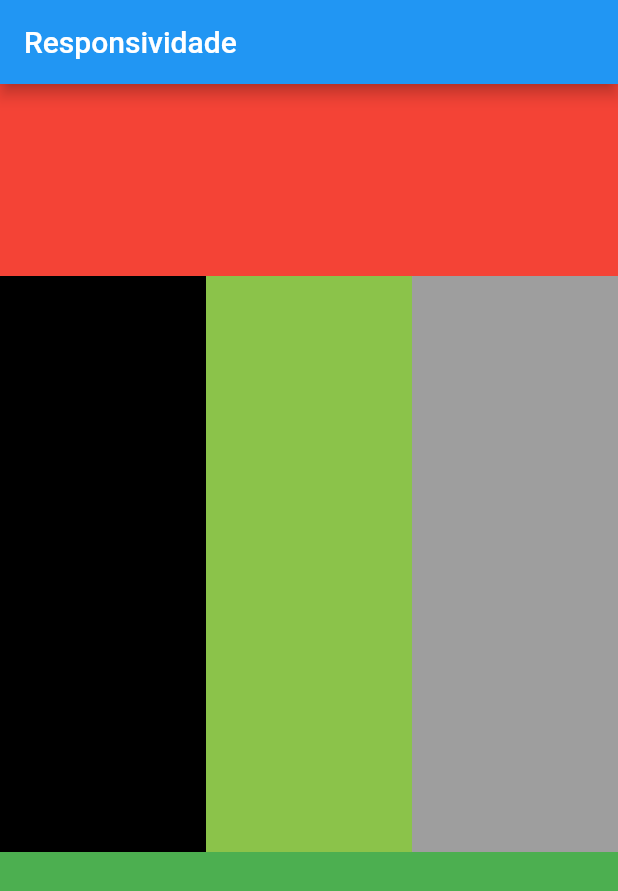
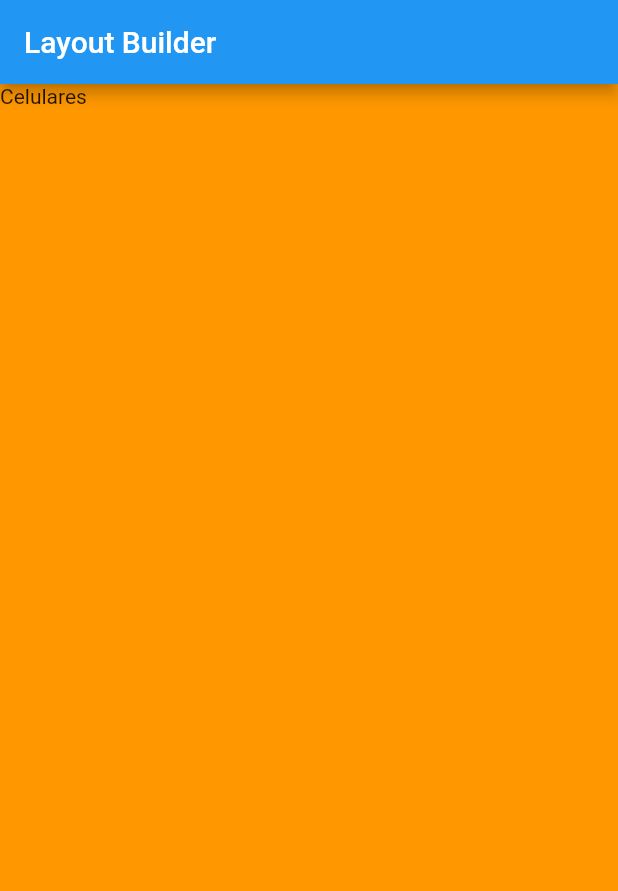
Before and after one commit to davif10/flutter_web-flutter-dart, a Flutter app: the screen it shows after launch, on a phone screen of 412 x 824 dp. Shown: the top 891 px of the screen. Run offline on Flutter 3.47's test engine with Material 2 defaults, Android fonts, the phone set to English and light mode, and no system bars.

Commit message:
-Utilizando responsividade com Widget Wrap, OrientationBuilder e LayoutBuilder.

```diff
--- a/flutter_web_aula/lib/main.dart
+++ b/flutter_web_aula/lib/main.dart
@@ -1,10 +1,11 @@
 import 'package:flutter/material.dart';
-import 'package:flutter_web_aula/responsividade_row_col.dart';
+
+import 'package:flutter_web_aula/regras_layout.dart';
 
 void main() {
   runApp(MaterialApp(
     title: "Flutter web",
     debugShowCheckedModeBanner: false,
-    home: ResponsividadeRowCol(),
+    home: RegrasLayout(),
   ));
 }
--- /dev/null
+++ b/flutter_web_aula/lib/regras_layout.dart
@@ -0,0 +1,38 @@
+import 'package:flutter/material.dart';
+
+class RegrasLayout extends StatefulWidget {
+  const RegrasLayout({Key? key}) : super(key: key);
+
+  @override
+  State<RegrasLayout> createState() => _RegrasLayoutState();
+}
+
+class _RegrasLayoutState extends State<RegrasLayout> {
+  @override
+  Widget build(BuildContext context) {
+    return Scaffold(
+      appBar: AppBar(
+        title: Text("Layout Builder"),
+      ),
+      body: Container(
+        width: MediaQuery.of(context).size.width,
+        height: MediaQuery.of(context).size.height,
+        color: Colors.orange,
+        child: LayoutBuilder(
+          builder: (context, constraint){
+            var largura = constraint.maxWidth;
+            print("Largura máxima disponível: $largura");
+
+            if(largura < 600){ //celular
+                return Text("Celulares");
+            }else if( largura < 960){//celular maiores e tablets
+              return Text("Celulares maiores e tablets");
+            }else{
+              return Text("Telas maiores");
+            }
+          },
+        ),
+      ),
+    );
+  }
+}
```
Also changed, not shown: flutter_web_aula/lib/orientacao.dart (added, +49 -0 lines), flutter_web_aula/lib/responsividade_wrap.dart (added, +55 -0 lines).
